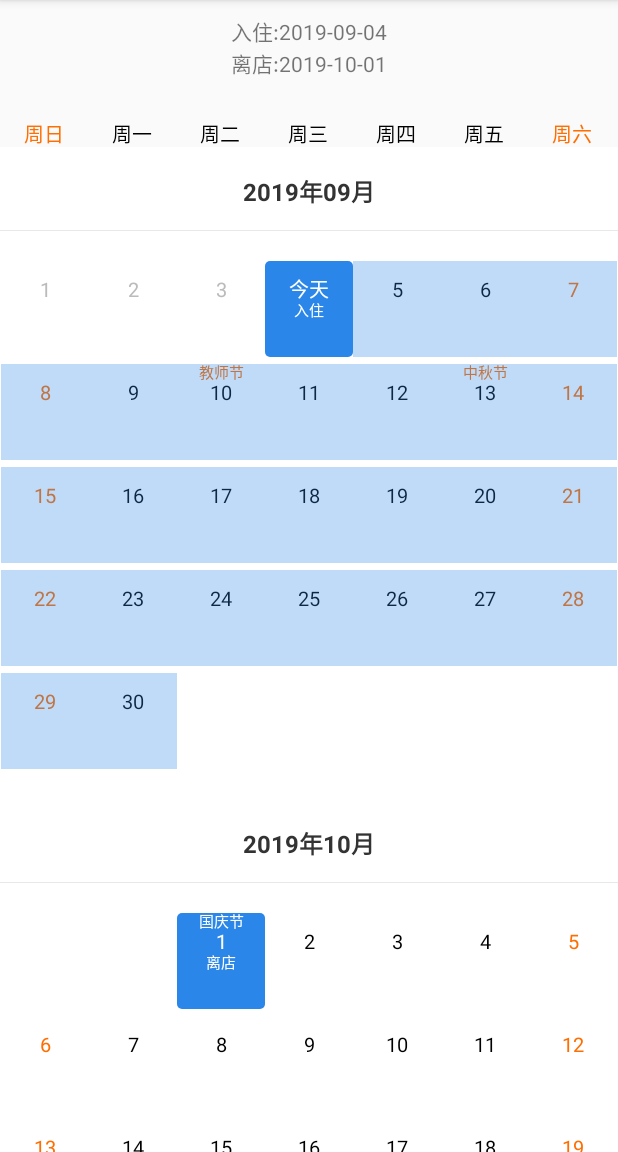
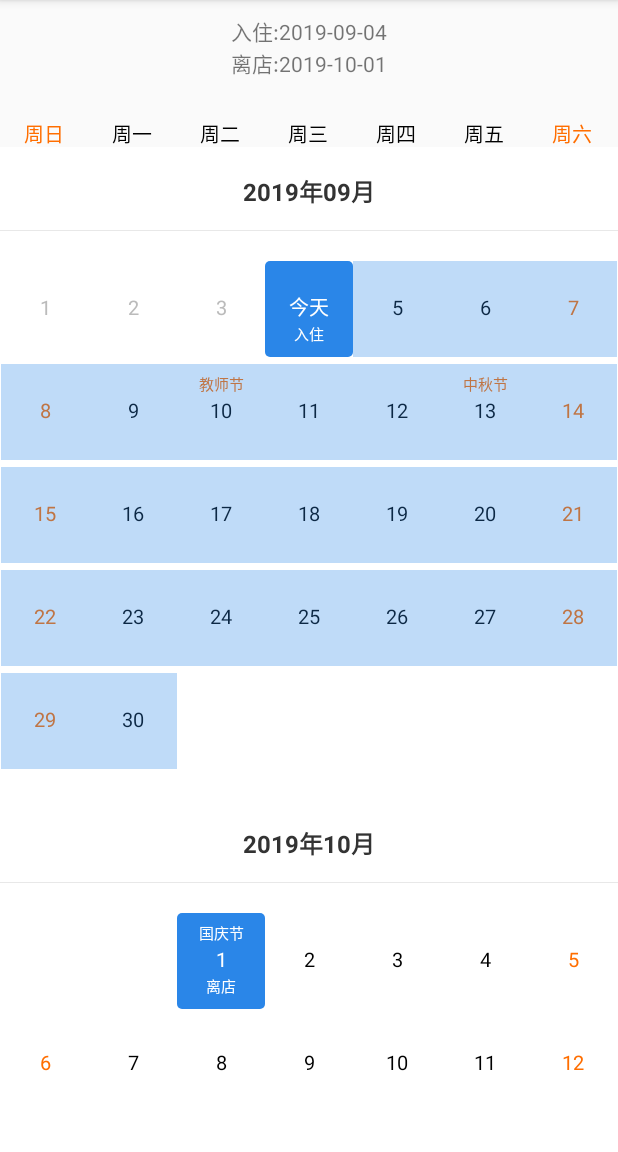
Before and after one commit to sy007/CalendarView, an Android app: the RangeSelectActivity screen opened directly, with no data from a screen before it, on a phone screen of 412 x 824 dp, the part 84-1236 px from its top. Run offline under Robolectric (Android 15) with nearby library versions, the phone set to English and light mode, and no system bars.

```diff
--- a/app/src/main/res/layout/activity_range_select.xml
+++ b/app/src/main/res/layout/activity_range_select.xml
@@ -55,10 +55,13 @@
         android:background="#FFFFFF"
         sy:dividerHeight="5dp"
         sy:firstSelectDayText="入住"
+        sy:firstTopMargin="8dp"
         sy:lastSelectDayText="离店"
         sy:monthPaddingBottom="20dp"
         sy:monthPaddingTop="20dp"
+        sy:secondTopMargin="4dp"
         sy:selectBgDrawable="@drawable/drawable_select_bg"
         sy:selectMaxRange="120"
-        sy:selectRangeBgDrawable="@drawable/drawable_select_range_bg" />
+        sy:selectRangeBgDrawable="@drawable/drawable_select_range_bg"
+        sy:thirdTopMargin="4dp" />
 </LinearLayout>
```
